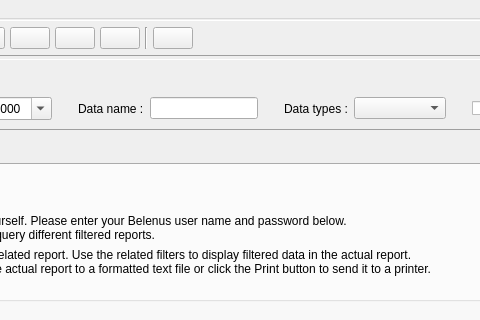
This is viewer/wndmain.ui in tbikfalvi/Belenus as Qt 5 draws it before an edit; both pictures show x 284 to 764 and y 0 to 320 of the 937 by 536 pixel window. The edited form follows.
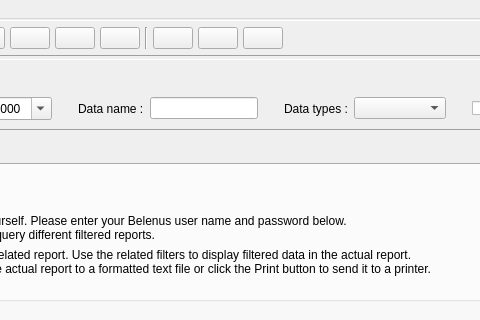
This is the edited form.

Patch:
```diff
--- a/viewer/wndmain.ui
+++ b/viewer/wndmain.ui
@@ -256,6 +256,44 @@
          </property>
         </widget>
        </item>
+       <item>
+        <widget class="QPushButton" name="pbProductStatus">
+         <property name="toolTip">
+          <string>Product status on the selected date</string>
+         </property>
+         <property name="text">
+          <string/>
+         </property>
+         <property name="iconSize">
+          <size>
+           <width>30</width>
+           <height>30</height>
+          </size>
+         </property>
+         <property name="checkable">
+          <bool>true</bool>
+         </property>
+        </widget>
+       </item>
+       <item>
+        <widget class="QPushButton" name="pbProductHistory">
+         <property name="toolTip">
+          <string>History of the selected product</string>
+         </property>
+         <property name="text">
+          <string/>
+         </property>
+         <property name="iconSize">
+          <size>
+           <width>30</width>
+           <height>30</height>
+          </size>
+         </property>
+         <property name="checkable">
+          <bool>true</bool>
+         </property>
+        </widget>
+       </item>
        <item>
         <spacer name="horizontalSpacer">
          <property name="orientation">
```
Left out of the diff: 24 changed lines with no effect on the pictures.
